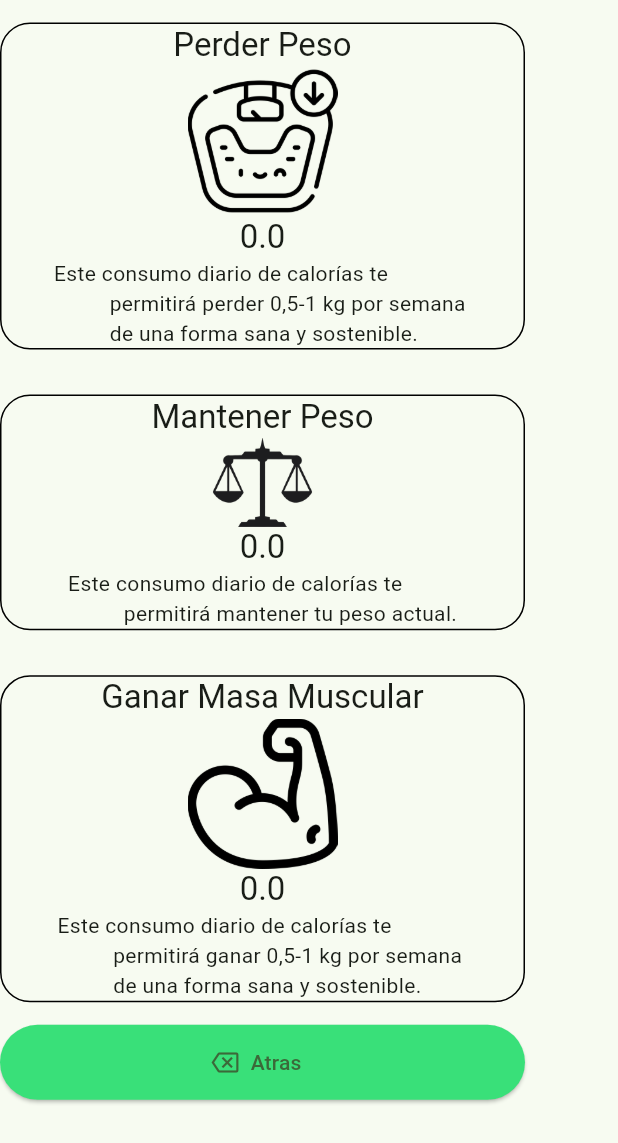
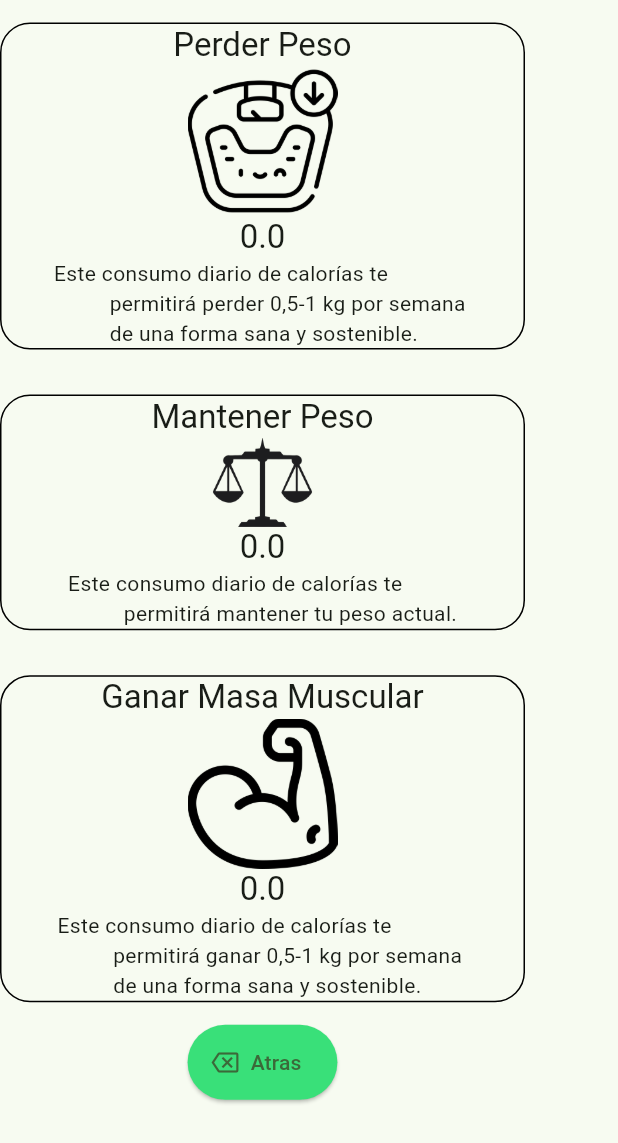
Before and after one commit to josejesus3/VitacoraCalorias, a Flutter app: the ResultadoPersonal widget shown alone on an empty page, opened directly with empty values, on a phone screen of 412 x 824 dp. Shown: the top 1143 px of the screen. Run offline on Flutter 3.47's test engine with Material 3 defaults, Android fonts, the light colour scheme and no system bars; our stand-ins replace animate_do, percent_indicator, shared_preferences; accounts and stored records are empty.

Commit message:
carpeta Shared

```diff
--- a/lib/domain/services/validacion.dart
+++ b/lib/domain/services/validacion.dart
@@ -1,6 +1,6 @@
 import 'package:flutter/material.dart';
 import 'package:provider/provider.dart';
-import 'package:vitacora_calorias/presentation/widget/list_title_content.dart';
+import 'package:vitacora_calorias/presentation/widget/shared/list_title_content.dart';
 import 'package:vitacora_calorias/provider/formula.dart';
 
 class ValidacionesUtil {
--- a/lib/presentation/screen/vitacora_calorias.dart
+++ b/lib/presentation/screen/vitacora_calorias.dart
@@ -9,7 +9,7 @@ import 'package:vitacora_calorias/presentation/widget/aliment_list.dart';
 import 'package:vitacora_calorias/provider/consumo_diario.dart';
 import 'package:vitacora_calorias/provider/lista_alimentos.dart';
 import 'package:vitacora_calorias/presentation/widget/container_vitacora.dart';
-import 'package:vitacora_calorias/presentation/widget/formulario.dart';
+import 'package:vitacora_calorias/presentation/widget/shared/formulario.dart';
 
 class VitacoraCalorias extends StatefulWidget {
   const VitacoraCalorias({super.key});
--- a/lib/presentation/widget/resultado_personal.dart
+++ b/lib/presentation/widget/resultado_personal.dart
@@ -1,6 +1,7 @@
 import 'package:animate_do/animate_do.dart';
 import 'package:flutter/material.dart';
 import 'package:provider/provider.dart';
+import 'package:vitacora_calorias/presentation/widget/shared/boton_confirmacion.dart';
 import 'package:vitacora_calorias/provider/consumo_diario.dart';
 import 'package:vitacora_calorias/provider/formula.dart';
 
@@ -13,7 +14,6 @@ class ResultadoPersonal extends StatelessWidget {
     final alert = context.watch<ConsumoDiario>();
     final consumoDiario = context.watch<ConsumoDiario>();
     final calculo = context.watch<FormulaProvider>();
-
 
     return Column(
       children: [
@@ -29,12 +29,13 @@ class ResultadoPersonal extends StatelessWidget {
                 : calculo.consumoBajarPeso.toString(),
             onTap: () {
               if (!consumoDiario.checkFirstTime) {
-                alert.metaAlcanzar(calculo.proteinaMantener.toInt(), calculo.consumoBajarPeso, true);
+                alert.metaAlcanzar(calculo.proteinaMantener.toInt(),
+                    calculo.consumoBajarPeso, true);
                 consumoDiario.primerCalculo(true);
               } else {
-                alert.metaAlcanzar(calculo.proteinaMantener.toInt(), calculo.consumoBajarPeso, true);
+                alert.metaAlcanzar(calculo.proteinaMantener.toInt(),
+                    calculo.consumoBajarPeso, true);
                 Navigator.of(context).pop();
-
               }
             },
           ),
@@ -50,12 +51,13 @@ class ResultadoPersonal extends StatelessWidget {
                 : calculo.resultado.toString(),
             onTap: () {
               if (!consumoDiario.checkFirstTime) {
-                alert.metaAlcanzar(calculo.proteinaMantener.toInt(), calculo.resultado, true);
+                alert.metaAlcanzar(
+                    calculo.proteinaMantener.toInt(), calculo.resultado, true);
                 consumoDiario.primerCalculo(true);
               } else {
-                alert.metaAlcanzar(calculo.proteinaMantener.toInt(), calculo.resultado, true);
+                alert.metaAlcanzar(
+                    calculo.proteinaMantener.toInt(), calculo.resultado, true);
                 Navigator.of(context).pop();
-
               }
             },
           ),
@@ -72,18 +74,19 @@ class ResultadoPersonal extends StatelessWidget {
                 : calculo.consumoSubirPeso.toString(),
             onTap: () {
               if (!consumoDiario.checkFirstTime) {
-                alert.metaAlcanzar(calculo.proteinaSubirPeso.toInt(), calculo.consumoSubirPeso, true);
+                alert.metaAlcanzar(calculo.proteinaSubirPeso.toInt(),
+                    calculo.consumoSubirPeso, true);
                 consumoDiario.primerCalculo(true);
               } else {
-                alert.metaAlcanzar(calculo.proteinaSubirPeso.toInt(), calculo.consumoSubirPeso, true);
+                alert.metaAlcanzar(calculo.proteinaSubirPeso.toInt(),
+                    calculo.consumoSubirPeso, true);
                 Navigator.of(context).pop();
-
               }
             },
           ),
         ),
         FadeInUp(
-          child: _BotonesConfirmacion(
+          child: BotonesConfirmacion(
             onPressed: () {
               controller.previousPage(
                   duration: const Duration(milliseconds: 300),
@@ -147,29 +150,3 @@ class _Respuestas extends StatelessWidget {
     );
   }
 }
-
-class _BotonesConfirmacion extends StatelessWidget {
-  final VoidCallback onPressed;
-  final String title;
-  final IconData icon;
-  const _BotonesConfirmacion({
-    required this.onPressed,
-    required this.title,
-    required this.icon,
-  });
-
-  @override
-  Widget build(BuildContext context) {
-    return ElevatedButton.icon(
-      style: ButtonStyle(
-        backgroundColor: const MaterialStatePropertyAll(
-          Color(0xFF39E079),
-        ),
-        minimumSize: MaterialStateProperty.all(const Size(350, 50)),
-      ),
-      onPressed: onPressed,
-      icon: Icon(icon),
-      label: Text(title),
-    );
-  }
-}
--- /dev/null
+++ b/lib/presentation/widget/shared/boton_confirmacion.dart
@@ -0,0 +1,28 @@
+import 'package:flutter/material.dart';
+
+class BotonesConfirmacion extends StatelessWidget {
+  final VoidCallback onPressed;
+  final String title;
+  final IconData icon;
+  const BotonesConfirmacion({
+    super.key,
+    required this.onPressed,
+    required this.title,
+    required this.icon,
+  });
+
+  @override
+  Widget build(BuildContext context) {
+    return ElevatedButton.icon(
+      style: ButtonStyle(
+        backgroundColor: const MaterialStatePropertyAll(
+          Color(0xFF39E079),
+        ),
+        minimumSize: MaterialStateProperty.all(const Size(50, 50)),
+      ),
+      onPressed: onPressed,
+      icon: Icon(icon),
+      label: Text(title),
+    );
+  }
+}
```
Also changed, not shown: lib/presentation/widget/shared/formulario.dart (renamed from lib/presentation/widget/formulario.dart), lib/presentation/widget/shared/list_title_content.dart (indentation only).
